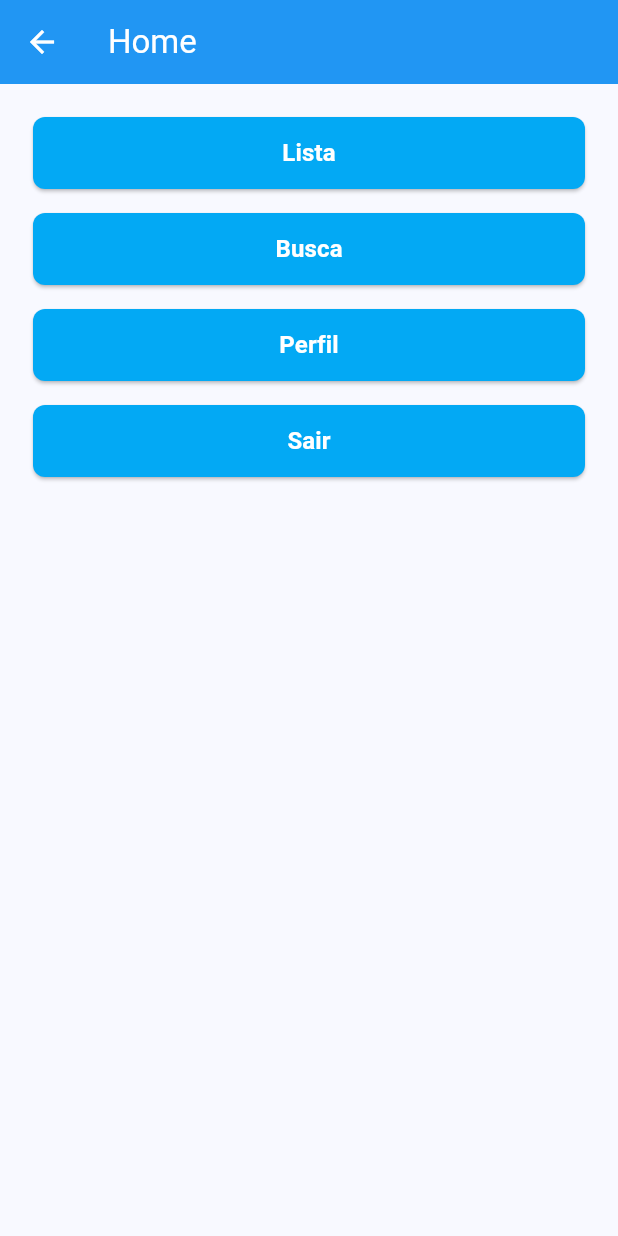
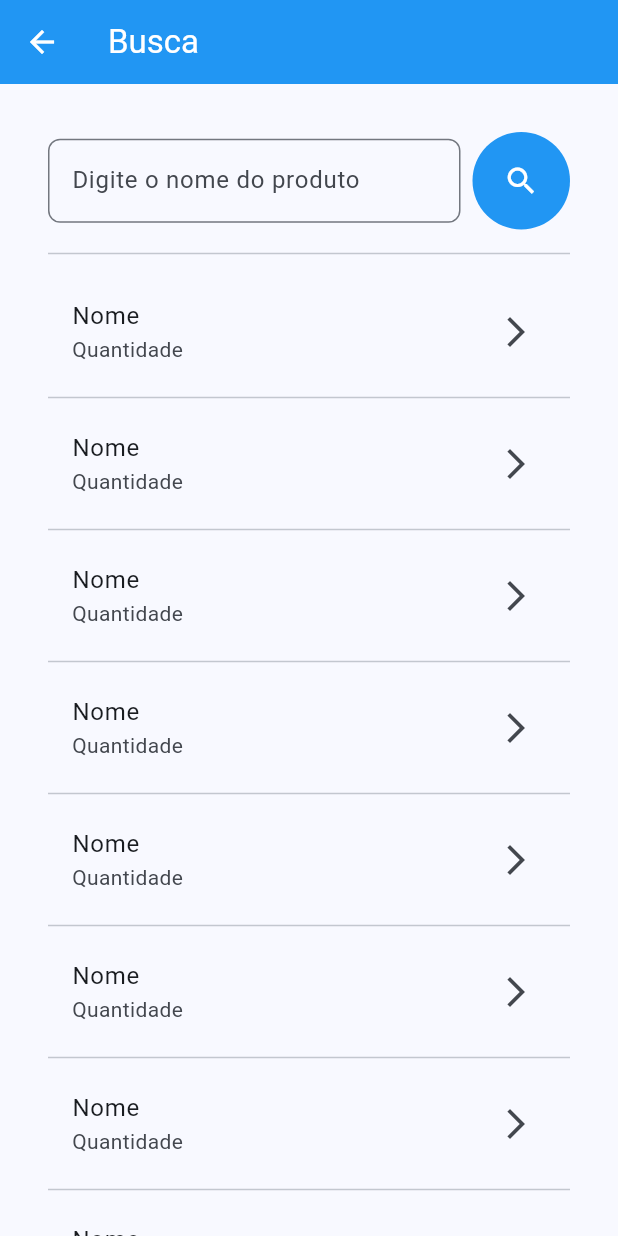
Before and after one commit to otaviohenrique1/app_lista_produtos, a Flutter app: the HomePage screen opened directly, after a tap on "Busca", on a phone screen of 412 x 824 dp. Run offline on Flutter 3.47's test engine with Material 2 defaults, Android fonts, the phone set to English and light mode, and no system bars; our stand-ins replace sqflite; accounts and stored records are empty.

Commit message:
commit 22

```diff
--- /dev/null
+++ b/lib/pages/busca_produto.dart
@@ -0,0 +1,99 @@
+import 'package:flutter/material.dart';
+import 'package:app_lista_produtos/pages/alteracao_senha.dart';
+import 'package:app_lista_produtos/components/campo_texto.dart';
+import 'package:app_lista_produtos/components/botao.dart';
+import 'package:app_lista_produtos/utils/validator.dart';
+
+class BuscaProduto extends StatefulWidget {
+  const BuscaProduto({
+    super.key,
+  });
+
+  @override
+  State<BuscaProduto> createState() => _BuscaProdutoState();
+}
+
+class _BuscaProdutoState extends State<BuscaProduto> {
+  var formKey = GlobalKey<FormState>();
+  final TextEditingController _termoBuscaController = TextEditingController();
+
+  @override
+  void dispose() {
+    _termoBuscaController.dispose();
+    super.dispose();
+  }
+
+  @override
+  Widget build(BuildContext context) {
+    onSubmit() {
+      if (formKey.currentState!.validate()) {
+        // String termoBusca = _termoBuscaController.text;
+      }
+    }
+
+    return Scaffold(
+      appBar: AppBar(
+        title: const Text("Busca"),
+      ),
+      body: ListView(
+        padding: const EdgeInsets.all(32),
+        children: [
+          Form(
+            key: formKey,
+            child: Column(
+              children: [
+                Row(
+                  children: [
+                    Expanded(
+                      child: CampoTexto(
+                        exibeLabel: false,
+                        validator: validaCampoVazio,
+                        keyboardType: TextInputType.number,
+                        controller: _termoBuscaController,
+                        hintText: "Digite o nome do produto",
+                        obscureText: false,
+                      ),
+                    ),
+                    const SizedBox(width: 8),
+                    SizedBox(
+                      width: 65,
+                      height: 65,
+                      child: IconButton.filled(
+                        style: IconButton.styleFrom(
+                          backgroundColor: Colors.blue,
+                        ),
+                        onPressed: onSubmit,
+                        icon: const Icon(Icons.search),
+                      ),
+                    )
+                  ],
+                ),
+                const Padding(
+                  padding: EdgeInsets.symmetric(vertical: 8),
+                  child: Divider(),
+                ),
+              ],
+            ),
+          ),
+          ListView.builder(
+            shrinkWrap: true,
+            itemCount: 40,
+            itemBuilder: (context, index) {
+              return Column(
+                children: [
+                  ListTile(
+                    onTap: () {},
+                    title: const Text("Nome"),
+                    subtitle: const Text("Quantidade"),
+                    trailing: const Icon(Icons.arrow_forward_ios),
+                  ),
+                  const Divider(),
+                ],
+              );
+            },
+          ),
+        ],
+      ),
+    );
+  }
+}
--- a/lib/pages/detalhes_usuario.dart
+++ b/lib/pages/detalhes_usuario.dart
@@ -48,6 +48,7 @@ class _DetalhesUsuarioState extends State<DetalhesUsuario> {
                 children: [
                   Item(titulo: "ID:", descricao: usuario.id),
                   Item(titulo: "Nome:", descricao: usuario.nome),
+                  Item(titulo: "E-mail:", descricao: usuario.email),
                   Item(
                     titulo: "Senha:",
                     descricao: escondeSenha(usuario.senha),
--- a/lib/providers/usuario_provider.dart
+++ b/lib/providers/usuario_provider.dart
@@ -15,6 +15,9 @@ class UsuarioProvider extends ChangeNotifier {
   String _idUsuario = "";
 
   final String idUsuarioTeste = "187726dc-577a-4322-b691-68b0b2435e45";
+  final String nomeUsuarioTeste = "Juca";
+  final String emailUsuarioTeste = "juca@email.com";
+  final String senhaUsuarioTeste = "0123456789";
 
   List<UsuarioModel> get listaUsuarios => _listaUsuarios;
   UsuarioModel get dadosUsuario => _dadosUsuario;
@@ -34,6 +37,7 @@ class UsuarioProvider extends ChangeNotifier {
   }
 
   removeIdUsuario() {
+    _usuarioDados = [];
     addIdUsuario("");
   }
 
@@ -57,6 +61,7 @@ class UsuarioProvider extends ChangeNotifier {
   }
 
   login(String email, String senha) async {
+    _usuarioDados = [];
     List<UsuarioModel> data = await UsuarioDao().login(email, senha);
     _usuarioDados = data;
     notifyListeners();
```
Also changed, not shown: lib/pages/home_page.dart (+42 -3 lines), lib/pages/login.dart (+41 -17 lines).
